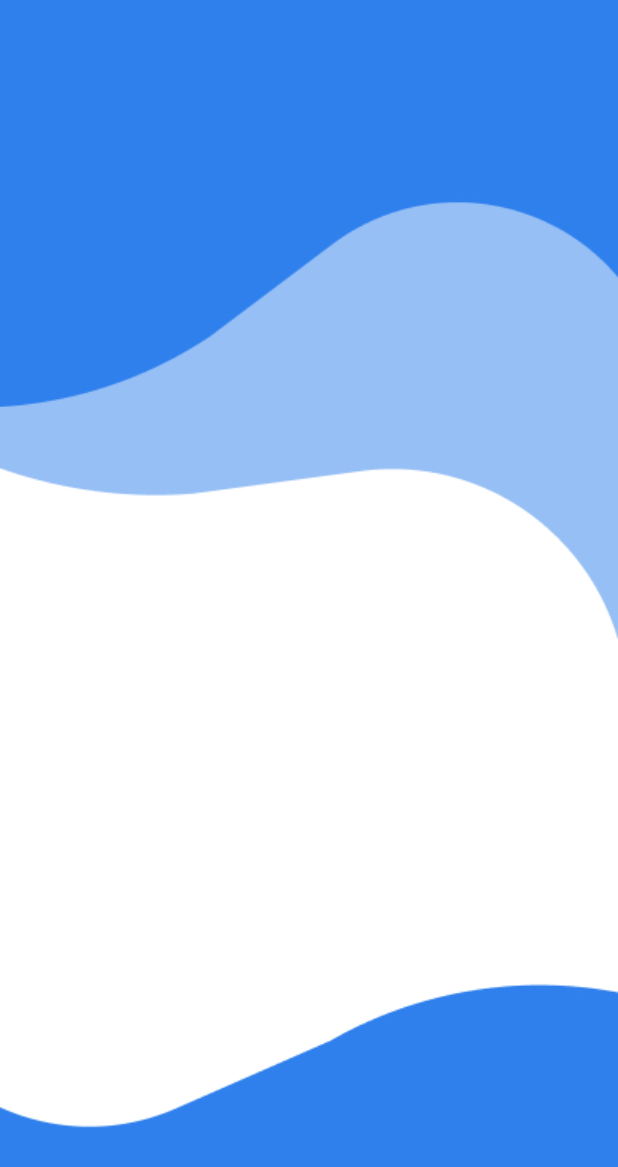
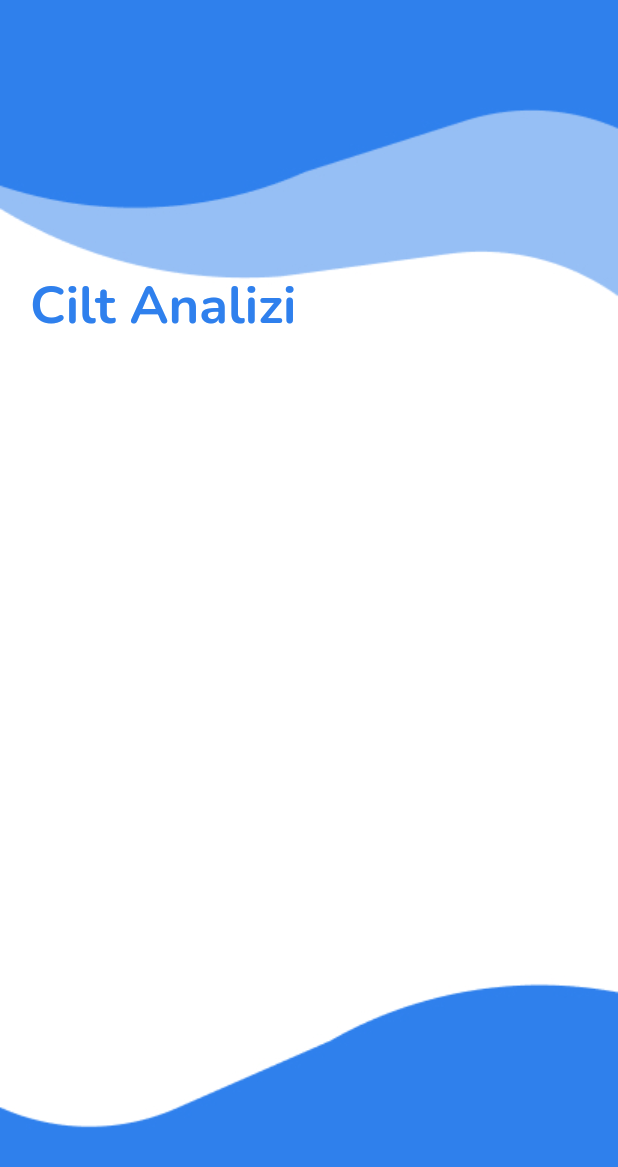
Before and after one commit to haticeakkus/OyunveUygulamaAkademisiBootcamp-F80, a Flutter app: the SkinAnalysisPage screen opened by its route, on a phone screen of 412 x 824 dp. Shown: the top 1167 px of the screen. Run offline on Flutter 3.47's test engine with Material 2 defaults, Android fonts, the light colour scheme and no system bars; our stand-ins replace cloud_firestore, firebase_auth, firebase_core; accounts and stored records are empty; network calls fail.

Commit message:
added skin analysis page and improved design for all pages

```diff
--- a/dermaliz/lib/register_page.dart
+++ b/dermaliz/lib/register_page.dart
@@ -82,6 +82,7 @@ class RegisterPage extends StatelessWidget {
               Text(
                 'Kayıt Ol',
                 style: TextStyle(
+                  fontFamily: "Nunito",
                   fontSize: 35,
                   color: Colors.white,
                   fontWeight: FontWeight.w700,
@@ -93,6 +94,7 @@ class RegisterPage extends StatelessWidget {
                 decoration: InputDecoration(
                   labelText: 'Kullanıcı Adı',
                   labelStyle: TextStyle(
+                    fontFamily: "Nunito",
                     color: Color(0xFF2F80ED),
                   ),
                   enabledBorder: UnderlineInputBorder(
@@ -108,6 +110,7 @@ class RegisterPage extends StatelessWidget {
                 decoration: InputDecoration(
                   labelText: 'E-posta',
                   labelStyle: TextStyle(
+                    fontFamily: "Nunito",
                     color: Color(0xFF2F80ED),
                   ),
                   enabledBorder: UnderlineInputBorder(
@@ -123,6 +126,7 @@ class RegisterPage extends StatelessWidget {
                 decoration: InputDecoration(
                   labelText: 'Şifre',
                   labelStyle: TextStyle(
+                    fontFamily: "Nunito",
                     color: Color(0xFF2F80ED),
                   ),
                   enabledBorder: UnderlineInputBorder(
--- a/dermaliz/lib/skin_analysis_page.dart
+++ b/dermaliz/lib/skin_analysis_page.dart
@@ -7,13 +7,31 @@ class SkinAnalysisPage extends StatelessWidget {
   @override
   Widget build(BuildContext context) {
     return Scaffold(
+      resizeToAvoidBottomInset: false,
       body: Container(
         width: double.infinity,
         height: double.infinity,
         decoration: BoxDecoration(
           image: DecorationImage(
-            image: AssetImage("images/background.jpg"),
+            image: AssetImage("images/backgroundSkin.jpg"),
             fit: BoxFit.cover,
+          ),
+        ),
+          child: Padding(
+            padding: EdgeInsets.fromLTRB(20, 180.0, 20, 20),
+            child: Column(
+              crossAxisAlignment: CrossAxisAlignment.start,
+              children: [
+              Text(
+              'Cilt Analizi',
+              style: TextStyle(
+                fontFamily: "Nunito",
+                fontSize: 35,
+                color: Color(0xFF2F80ED),
+                fontWeight: FontWeight.w700,
+              ),
+            ),
+            ],
           ),
         ),
       ),
--- a/dermaliz/pubspec.yaml
+++ b/dermaliz/pubspec.yaml
@@ -41,6 +41,8 @@ flutter:
   assets:
     - images/
     - images/backgroundRegister.jpg
+    - images/backgroundSkin.jpg
+
   fonts:
     - family: Nunito
       fonts:
```
Also changed, not shown: dermaliz/lib/login_page.dart (+6 -2 lines), dermaliz/images/backgroundSkin.jpg (added).
